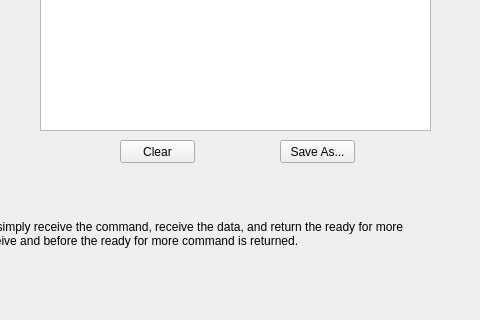
Before: the Qt Designer form src/user-interfaces/gui-data-transmit.ui in Donn13Darko/uC_Interfacer, drawn with Qt 5; both pictures show x 570 to 1050 and y 100 to 420 of the 1050 by 420 pixel window.
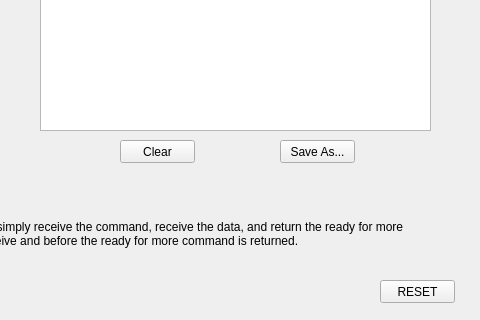
After: the same form once the commit is applied.

Commit message: Optimizations to arduino code, improved polymorphism, more reliable data transmit, optimizatutions to improve responsiveness of GUI and CMDs

Diff of the .ui file:
```diff
--- a/src/user-interfaces/gui-data-transmit.ui
+++ b/src/user-interfaces/gui-data-transmit.ui
@@ -193,6 +193,22 @@
     <bool>true</bool>
    </property>
   </widget>
+  <widget class="QPushButton" name="ResetGUI_Button">
+   <property name="geometry">
+    <rect>
+     <x>950</x>
+     <y>380</y>
+     <width>75</width>
+     <height>23</height>
+    </rect>
+   </property>
+   <property name="text">
+    <string>RESET</string>
+   </property>
+   <property name="autoDefault">
+    <bool>false</bool>
+   </property>
+  </widget>
  </widget>
  <resources/>
  <connections/>
```
Left out of the diff: 2 changed lines with no effect on the pictures. The commit also changes 28 other files.
